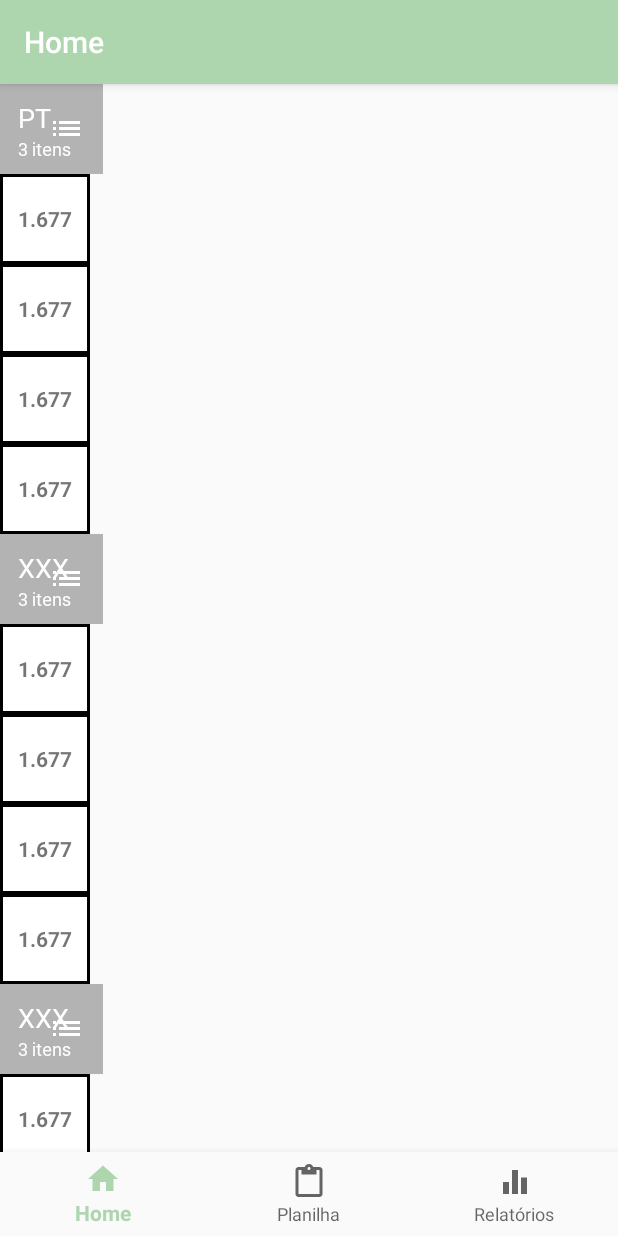
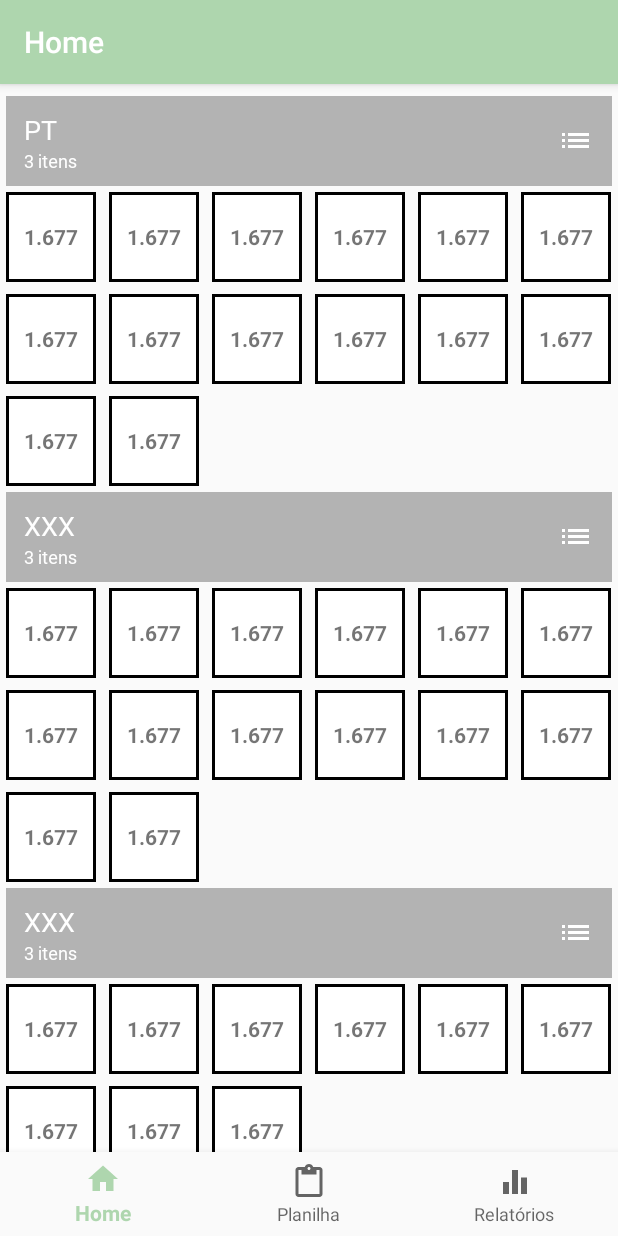
Before and after one commit to arthurmazer/agromonitoramento, an Android app: the fragment SpreadsheetFragment placed in its activity, on a phone screen of 412 x 824 dp. Run offline under Robolectric (Android 15) with nearby library versions, the phone set to English and light mode, and no system bars.

Commit message:
spreadsheet ui ready

```diff
--- a/app/src/main/java/com/greenlab/agromonitor/fragments/SpreadsheetFragment.java
+++ b/app/src/main/java/com/greenlab/agromonitor/fragments/SpreadsheetFragment.java
@@ -60,11 +60,11 @@ public class SpreadsheetFragment extends Fragment {
 
                 switch(spreadsheetAdapter.getItemViewType(position)){
                     case PRODUCT_VALUE:
+                        return 1;
+                    case CATEGORY:
                         return 6;
-                    case CATEGORY:
+                    default:
                         return 1;
-                    default:
-                        return -1;
                 }
                 }
 
@@ -82,11 +82,11 @@ public class SpreadsheetFragment extends Fragment {
         recyclerSpreadsheet.setAdapter(spreadsheetAdapter);
 
 
-        for (int i = 0; i < 20; i++){
+        for (int i = 0; i < 40; i++){
             if ( i == 0){
                 spreadsheetList.add("PT");
             }else{
-                if ( i%5 == 0){
+                if ( i%15 == 0){
                     spreadsheetList.add("XXX");
                 }else{
                     Product p = new Product(1, "title", Float.parseFloat("1.677"));
--- a/app/src/main/res/layout/fragment_spreadsheet.xml
+++ b/app/src/main/res/layout/fragment_spreadsheet.xml
@@ -7,6 +7,7 @@
 
 
     <android.support.v7.widget.RecyclerView
+        android:layout_marginTop="8dp"
         android:id="@+id/recycler_spreadsheet"
         android:layout_width="match_parent"
         android:layout_height="match_parent" />
--- a/app/src/main/res/layout/item_category_header.xml
+++ b/app/src/main/res/layout/item_category_header.xml
@@ -3,6 +3,10 @@
     android:layout_width="match_parent"
     xmlns:app="http://schemas.android.com/apk/res-auto"
     android:background="@color/light_grey"
+    android:layout_marginStart="4dp"
+    android:layout_marginLeft="4dp"
+    android:layout_marginRight="4dp"
+    android:layout_marginEnd="4dp"
     android:layout_height="60dp">
 
     <TextView
--- a/app/src/main/res/layout/item_product_value.xml
+++ b/app/src/main/res/layout/item_product_value.xml
@@ -3,6 +3,12 @@
     xmlns:android="http://schemas.android.com/apk/res/android"
     android:layout_width="60dp"
     android:layout_height="60dp"
+    android:layout_marginStart="4dp"
+    android:layout_marginLeft="4dp"
+    android:layout_marginTop="4dp"
+    android:layout_marginEnd="4dp"
+    android:layout_marginRight="4dp"
+    android:layout_marginBottom="4dp"
     android:background="@drawable/background_item_product">
 
     <TextView
```
Also changed, not shown: app/src/main/res/layout/item_project.xml (added, +28 -0 lines).
